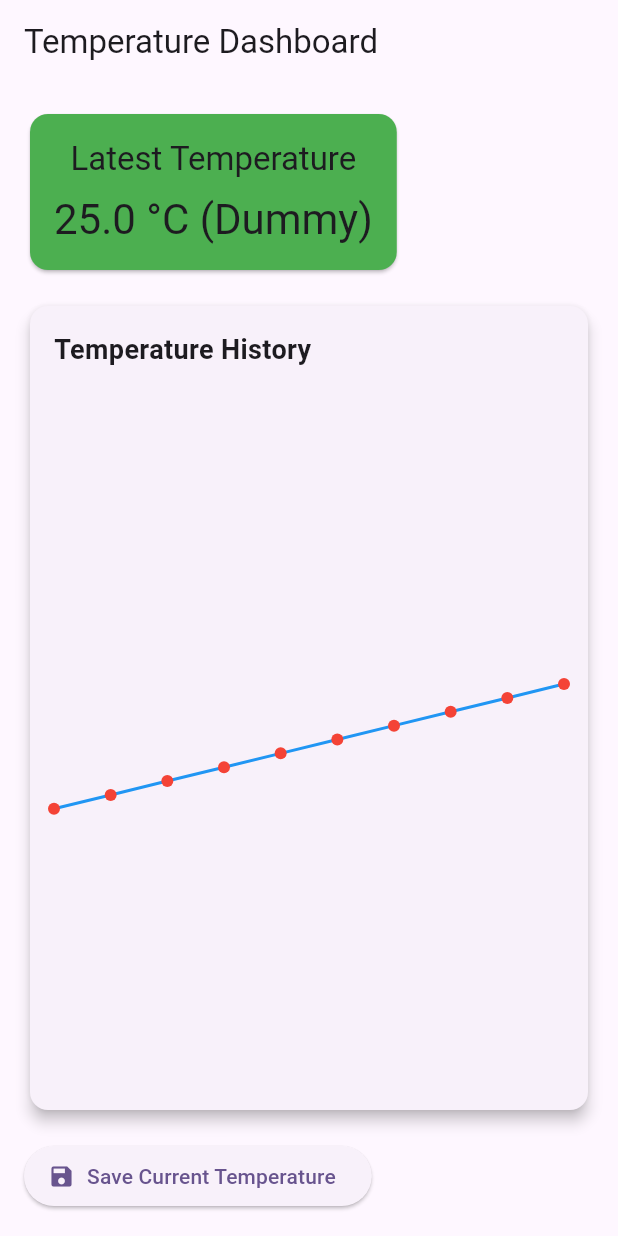
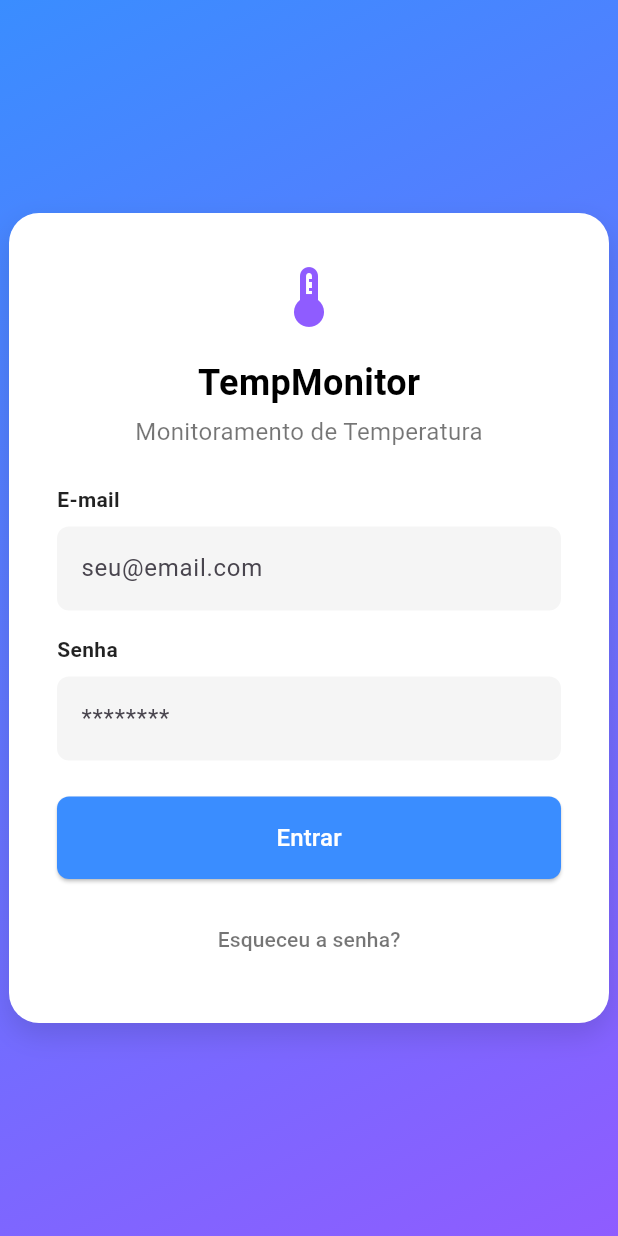
Before and after one commit to RodrigoSCoutinho/thermal_tracker, a Flutter app: the screen it shows after launch, on a phone screen of 412 x 824 dp. Run offline on Flutter 3.47's test engine with Material 3 defaults, Android fonts, the phone set to English and light mode, and no system bars; our stand-ins replace flutter_dotenv.

Commit message:
PJ-05: Implement login screen and update main app entry point

```diff
--- a/thermal_app/lib/main.dart
+++ b/thermal_app/lib/main.dart
@@ -1,6 +1,6 @@
 import 'package:flutter/material.dart';
 import 'package:flutter_dotenv/flutter_dotenv.dart';
-import 'screens/dashboard_screen.dart';
+import 'screens/login_screen.dart';
 
 Future<void> main() async {
   try {
@@ -36,95 +36,7 @@
         colorScheme: ColorScheme.fromSeed(seedColor: Colors.deepPurple),
         useMaterial3: true,
       ),
-      home: const DashboardScreen(),
+      home: const LoginScreen(),
     );
   }
 }
-
-class MyHomePage extends StatefulWidget {
-  const MyHomePage({super.key, required this.title});
-
-  // This widget is the home page of your application. It is stateful, meaning
-  // that it has a State object (defined below) that contains fields that affect
-  // how it looks.
-
-  // This class is the configuration for the state. It holds the values (in this
-  // case the title) provided by the parent (in this case the App widget) and
-  // used by the build method of the State. Fields in a Widget subclass are
-  // always marked "final".
-
-  final String title;
-
-  @override
-  State<MyHomePage> createState() => _MyHomePageState();
-}
-
-class _MyHomePageState extends State<MyHomePage> {
-  int _counter = 0;
-
-  void _incrementCounter() {
-    setState(() {
-      // This call to setState tells the Flutter framework that something has
-      // changed in this State, which causes it to rerun the build method below
-      // so that the display can reflect the updated values. If we changed
-      // _counter without calling setState(), then the build method would not be
-      // called again, and so nothing would appear to happen.
-      _counter++;
-    });
-  }
-
-  @override
-  Widget build(BuildContext context) {
-    // This method is rerun every time setState is called, for instance as done
-    // by the _incrementCounter method above.
-    //
-    // The Flutter framework has been optimized to make rerunning build methods
-    // fast, so that you can just rebuild anything that needs updating rather
-    // than having to individually change instances of widgets.
-    return Scaffold(
-      appBar: AppBar(
-        // TRY THIS: Try changing the color here to a specific color (to
-        // Colors.amber, perhaps?) and trigger a hot reload to see the AppBar
-        // change color while the other colors stay the same.
-        backgroundColor: Theme.of(context).colorScheme.inversePrimary,
-        // Here we take the value from the MyHomePage object that was created by
-        // the App.build method, and use it to set our appbar title.
-        title: Text(widget.title),
-      ),
-      body: Center(
-        // Center is a layout widget. It takes a single child and positions it
-        // in the middle of the parent.
-        child: Column(
-          // Column is also a layout widget. It takes a list of children and
-          // arranges them vertically. By default, it sizes itself to fit its
-          // children horizontally, and tries to be as tall as its parent.
-          //
-          // Column has various properties to control how it sizes itself and
-          // how it positions its children. Here we use mainAxisAlignment to
-          // center the children vertically; the main axis here is the vertical
-          // axis because Columns are vertical (the cross axis would be
-          // horizontal).
-          //
-          // TRY THIS: Invoke "debug painting" (choose the "Toggle Debug Paint"
-          // action in the IDE, or press "p" in the console), to see the
-          // wireframe for each widget.
-          mainAxisAlignment: MainAxisAlignment.center,
-          children: <Widget>[
-            const Text(
-              'You have pushed the button this many times:',
-            ),
-            Text(
-              '$_counter',
-              style: Theme.of(context).textTheme.headlineMedium,
-            ),
-          ],
-        ),
-      ),
-      floatingActionButton: FloatingActionButton(
-        onPressed: _incrementCounter,
-        tooltip: 'Increment',
-        child: const Icon(Icons.add),
-      ), // This trailing comma makes auto-formatting nicer for build methods.
-    );
-  }
-}
--- /dev/null
+++ b/thermal_app/lib/screens/login_screen.dart
@@ -0,0 +1,152 @@
+import 'package:flutter/material.dart';
+import 'dashboard_screen.dart';
+
+class LoginScreen extends StatefulWidget {
+  const LoginScreen({Key? key}) : super(key: key);
+
+  @override
+  State<LoginScreen> createState() => _LoginScreenState();
+}
+
+class _LoginScreenState extends State<LoginScreen> {
+  final TextEditingController emailController = TextEditingController();
+  final TextEditingController passwordController = TextEditingController();
+
+  void _login() {
+    Navigator.pushReplacement(
+      context,
+      MaterialPageRoute(builder: (context) => const DashboardScreen()),
+    );
+  }
+
+  @override
+  Widget build(BuildContext context) {
+    return Scaffold(
+      body: Container(
+        width: double.infinity,
+        height: double.infinity,
+        decoration: const BoxDecoration(
+          gradient: LinearGradient(
+            colors: [Color(0xFF3A8DFF), Color(0xFF8F5CFF)],
+            begin: Alignment.topLeft,
+            end: Alignment.bottomRight,
+          ),
+        ),
+        child: Center(
+          child: SingleChildScrollView(
+            child: Container(
+              width: 400,
+              padding: const EdgeInsets.all(32.0),
+              decoration: BoxDecoration(
+                color: Colors.white,
+                borderRadius: BorderRadius.circular(20),
+                boxShadow: [
+                  BoxShadow(
+                    color: Colors.black12,
+                    blurRadius: 16,
+                    offset: Offset(0, 8),
+                  ),
+                ],
+              ),
+              child: Column(
+                mainAxisSize: MainAxisSize.min,
+                children: [
+                  const Icon(Icons.thermostat,
+                      color: Color(0xFF8F5CFF), size: 48),
+                  const SizedBox(height: 16),
+                  const Text(
+                    'TempMonitor',
+                    style: TextStyle(
+                      fontSize: 24,
+                      fontWeight: FontWeight.bold,
+                      color: Colors.black,
+                    ),
+                  ),
+                  const SizedBox(height: 4),
+                  const Text(
+                    'Monitoramento de Temperatura',
+                    style: TextStyle(
+                      fontSize: 16,
+                      color: Colors.black54,
+                    ),
+                  ),
+                  const SizedBox(height: 24),
+                  Align(
+                    alignment: Alignment.centerLeft,
+                    child: Text(
+                      'E-mail',
+                      style: TextStyle(
+                          fontWeight: FontWeight.bold, color: Colors.black87),
+                    ),
+                  ),
+                  const SizedBox(height: 8),
+                  TextField(
+                    controller: emailController,
+                    decoration: InputDecoration(
+                      hintText: 'seu@email.com',
+                      filled: true,
+                      fillColor: Colors.grey[100],
+                      border: OutlineInputBorder(
+                        borderRadius: BorderRadius.circular(8),
+                        borderSide: BorderSide.none,
+                      ),
+                    ),
+                  ),
+                  const SizedBox(height: 16),
+                  Align(
+                    alignment: Alignment.centerLeft,
+                    child: Text(
+                      'Senha',
+                      style: TextStyle(
+                          fontWeight: FontWeight.bold, color: Colors.black87),
+                    ),
+                  ),
+                  const SizedBox(height: 8),
+                  TextField(
+                    controller: passwordController,
+                    obscureText: true,
+                    decoration: InputDecoration(
+                      hintText: '********',
+                      filled: true,
+                      fillColor: Colors.grey[100],
+                      border: OutlineInputBorder(
+                        borderRadius: BorderRadius.circular(8),
+                        borderSide: BorderSide.none,
+                      ),
+                    ),
+                  ),
+                  const SizedBox(height: 24),
+                  SizedBox(
+                    width: double.infinity,
+                    child: ElevatedButton(
+                      style: ElevatedButton.styleFrom(
+                        backgroundColor: Color(0xFF3A8DFF),
+                        padding: const EdgeInsets.symmetric(vertical: 16),
+                        shape: RoundedRectangleBorder(
+                          borderRadius: BorderRadius.circular(8),
+                        ),
+                      ),
+                      onPressed: _login,
+                      child: const Text(
+                        'Entrar',
+                        style: TextStyle(fontSize: 16, color: Colors.white),
+                      ),
+                    ),
+                  ),
+                  const SizedBox(height: 16),
+                  TextButton(
+                    onPressed: () {},
+                    child: const Text(
+                      'Esqueceu a senha?',
+                      style: TextStyle(color: Colors.black54),
+                    ),
+                  ),
+                ],
+              ),
+            ),
+          ),
+        ),
+      ),
+    );
+  }
+}
```
